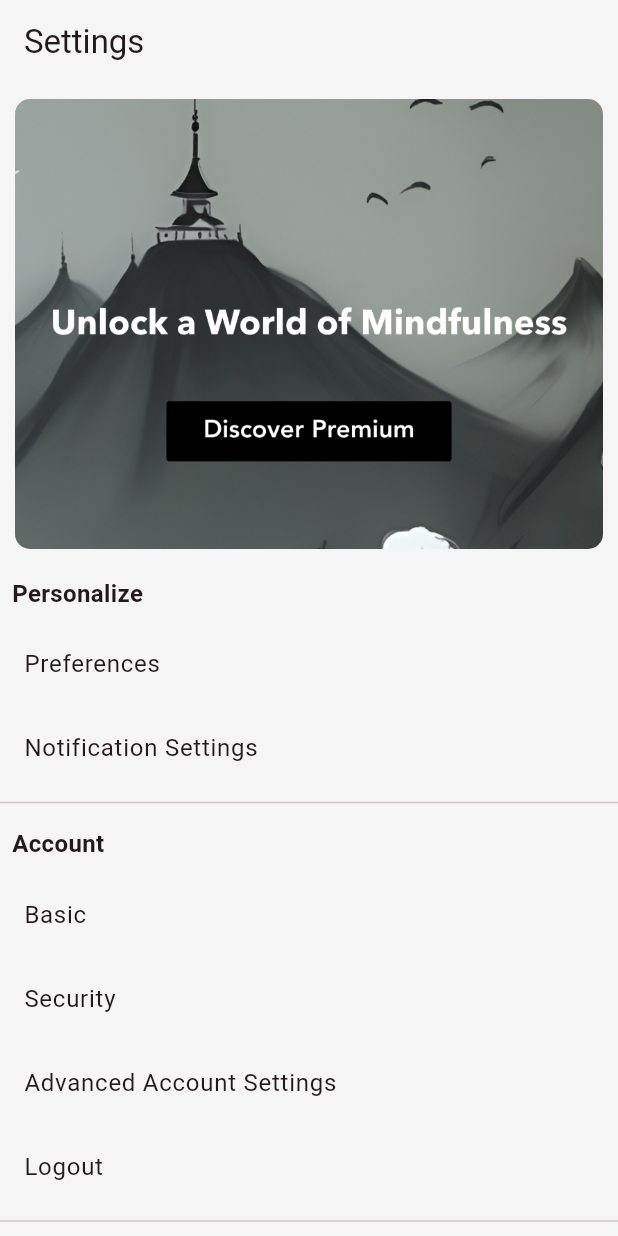
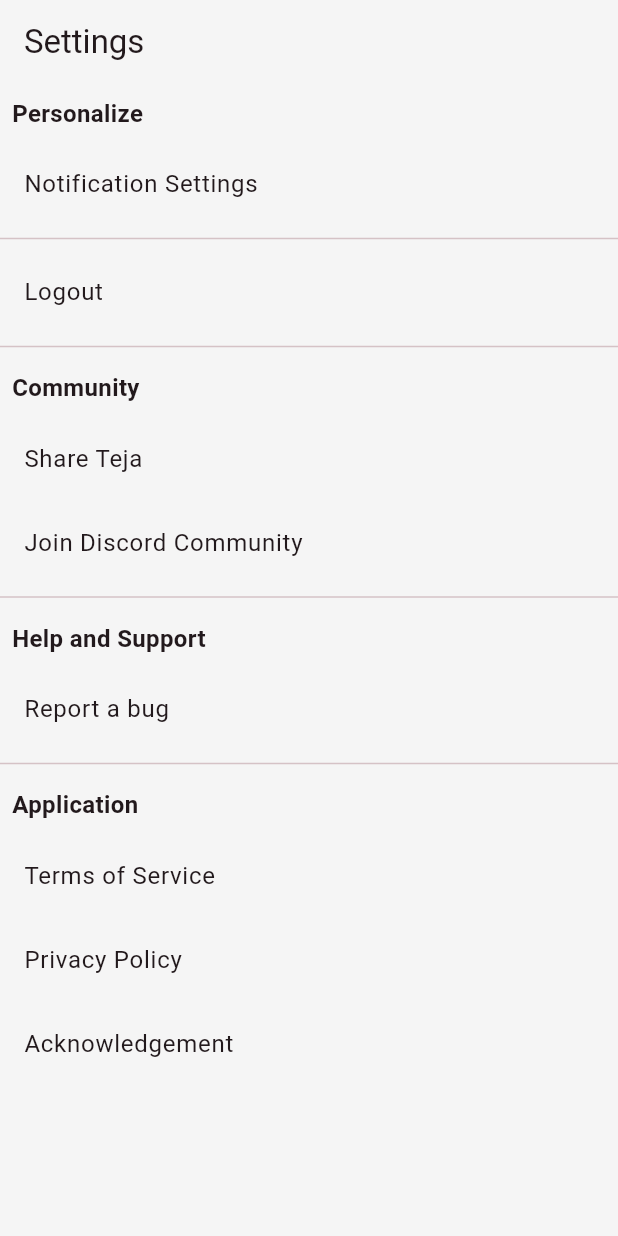
Before and after one commit to teja-app/teja, a Flutter app: the SettingsPage screen opened by its route, on a phone screen of 412 x 824 dp. Run offline on Flutter 3.47's test engine with Material 3 defaults, Android fonts, the phone set to English and light mode, and no system bars; our stand-ins replace animated_text_kit, decimal, device_info_plus, dio, fl_chart, flutter_dotenv and 15 more; missing offline and left inert: health, icons_flutter, passwordfield, redux_saga, social_share; accounts and stored records are empty; generated files the repository leaves out were written again; Roboto replaces fonts that are missing (Ubuntu).

Commit message:
All the MVP Removal are done

```diff
--- a/lib/presentation/quotes/quote_view.dart
+++ b/lib/presentation/quotes/quote_view.dart
@@ -35,7 +35,7 @@ class QuoteView extends StatelessWidget {
       decoration: BoxDecoration(
         image: DecorationImage(
           image: background,
-          fit: BoxFit.fill,
+          fit: BoxFit.fitWidth,
         ),
       ),
       alignment: alignment,
--- a/lib/presentation/settings/pages/settings_page.dart
+++ b/lib/presentation/settings/pages/settings_page.dart
@@ -47,50 +47,49 @@ class SettingsPage extends StatelessWidget {
             child: ListView(
               children: <Widget>[
                 // Premium Banner
-                Container(
-                  margin: const EdgeInsets.all(10),
-                  height: 300,
-                  decoration: BoxDecoration(
-                    borderRadius: BorderRadius.circular(10),
-                    image: const DecorationImage(
-                      image: AssetImage(
-                          'assets/settings/banner.png'), // Replace 'assets/banner.jpg' with the path to your image
-                      fit: BoxFit.cover,
-                    ),
-                  ),
-                ),
+                // Container(
+                //   margin: const EdgeInsets.all(10),
+                //   height: 300,
+                //   decoration: BoxDecoration(
+                //     borderRadius: BorderRadius.circular(10),
+                //     image: const DecorationImage(
+                //       image: AssetImage(
+                //           'assets/settings/banner.png'), // Replace 'assets/banner.jpg' with the path to your image
+                //       fit: BoxFit.cover,
+                //     ),
+                //   ),
+                // ),
                 // Personalize Section
                 const Padding(
                   padding: EdgeInsets.all(8.0),
                   child: Text('Personalize', style: TextStyle(fontSize: 16, fontWeight: FontWeight.bold)),
                 ),
-                ListTile(
-                  title: const Text('Preferences'),
-                  onTap: () => GoRouter.of(context).push('/settings/perferences'),
-                ),
+                // ListTile(
+                //   title: const Text('Preferences'),
+                //   onTap: () => GoRouter.of(context).push('/settings/perferences'),
+                // ),
                 ListTile(
                   title: const Text('Notification Settings'),
                   onTap: () => GoRouter.of(context).push('/settings/notification'),
                 ),
                 const Divider(),
-
                 // Account Section
-                const Padding(
-                  padding: EdgeInsets.all(8.0),
-                  child: Text('Account', style: TextStyle(fontSize: 16, fontWeight: FontWeight.bold)),
-                ),
-                ListTile(
-                  title: const Text('Basic'),
-                  onTap: () => GoRouter.of(context).push('/settings/basic'),
-                ),
-                ListTile(
-                  title: const Text('Security'),
-                  onTap: () => GoRouter.of(context).push('/settings/security'),
-                ),
-                ListTile(
-                  title: const Text('Advanced Account Settings'),
-                  onTap: () => GoRouter.of(context).push('/settings/advanced'),
-                ),
+                // const Padding(
+                //   padding: EdgeInsets.all(8.0),
+                //   child: Text('Account', style: TextStyle(fontSize: 16, fontWeight: FontWeight.bold)),
+                // ),
+                // ListTile(
+                //   title: const Text('Basic'),
+                //   onTap: () => GoRouter.of(context).push('/settings/basic'),
+                // ),
+                // ListTile(
+                //   title: const Text('Security'),
+                //   onTap: () => GoRouter.of(context).push('/settings/security'),
+                // ),
+                // ListTile(
+                //   title: const Text('Advanced Account Settings'),
+                //   onTap: () => GoRouter.of(context).push('/settings/advanced'),
+                // ),
                 _logout(context),
                 const Divider(),
                 // Community Section
@@ -107,7 +106,7 @@ class SettingsPage extends StatelessWidget {
                 ListTile(
                   title: const Text('Join Discord Community'),
                   onTap: () {
-                    _launchURL('https://discord.gg/XtekVBqP');
+                    _launchURL('https://discord.gg/Jvkqh97cfz');
                   },
                 ),
                 const Divider(),
@@ -117,9 +116,9 @@ class SettingsPage extends StatelessWidget {
                   child: Text('Help and Support', style: TextStyle(fontSize: 16, fontWeight: FontWeight.bold)),
                 ),
                 ListTile(
-                  title: const Text('Report a Bug'),
+                  title: const Text('Report a bug'),
                   onTap: () {
-                    // Navigate to bug report form or open email template
+                    _launchURL('https://discord.gg/yRbJVhMedv');
                   },
                 ),
                 const Divider(),
--- a/lib/router.dart
+++ b/lib/router.dart
@@ -52,6 +52,7 @@ class RootPath {
   static const guide = "guide";
   static const journal = "journal";
   static const habit = "habit";
+  static const comingSoon = "coming_soon";
   static const editHabit = "edit_habit";
   static const inspiration = "inspiration";
   static const settings = "settings";
```
Also changed, not shown: lib/presentation/explore/list/pages/explote_page.dart (+33 -6 lines), lib/presentation/home/pages/home_page.dart (+18 -18 lines), lib/presentation/mood/list/pages/mood_list_page.dart (+19 -19 lines), lib/presentation/quotes/random_quote.dart (+4 -4 lines).
